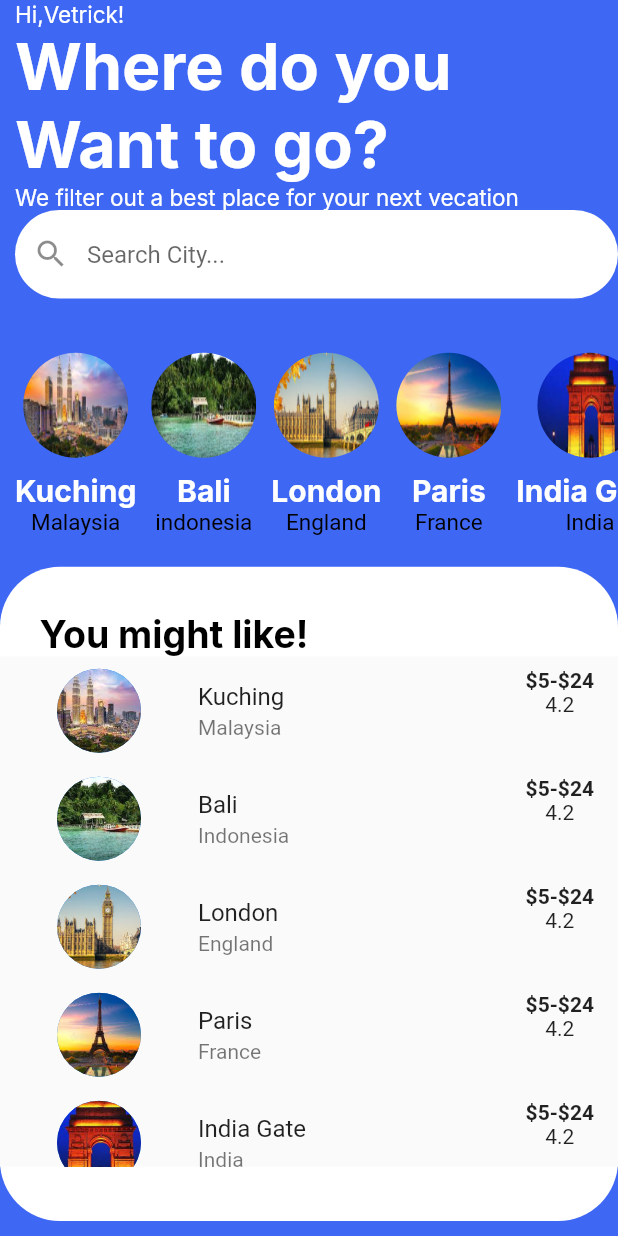
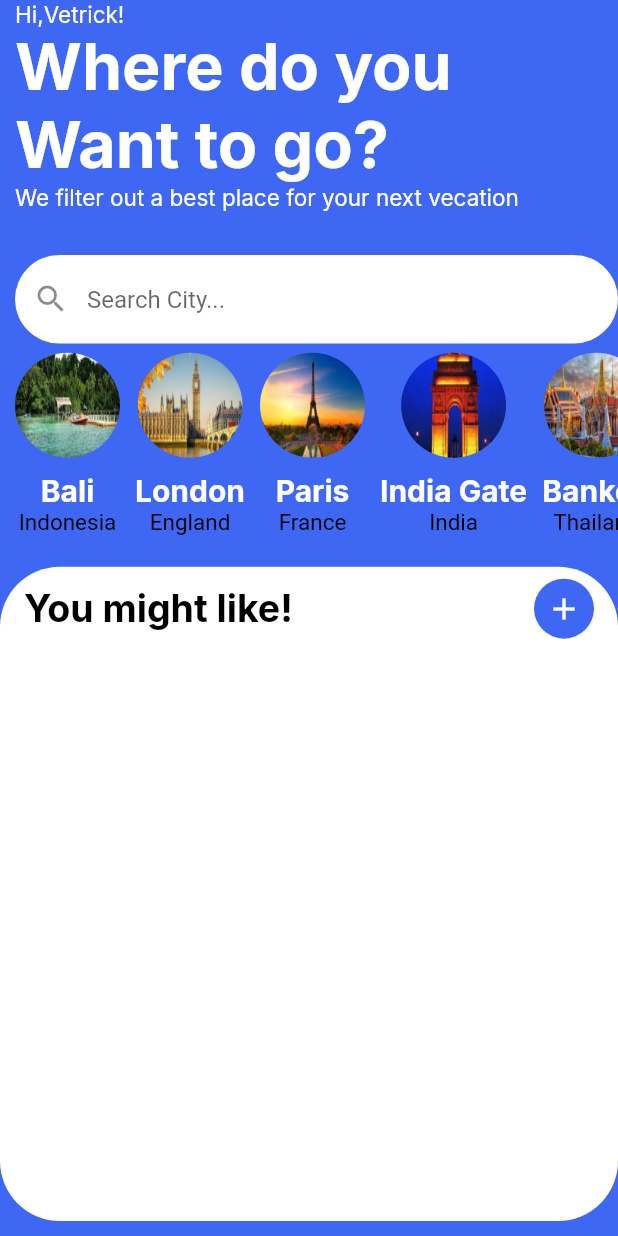
Before and after one commit to 19eumc079/happyholidays, a Flutter app: the screen it shows after launch, on a phone screen of 412 x 824 dp. Run offline on Flutter 3.47's test engine with Material 2 defaults, Android fonts, the phone set to English and light mode, and no system bars; drawn by our look-alikes of firebase_database; our stand-ins replace firebase_core, google_fonts; accounts and stored records are empty.

Commit message:
add happyholidays

```diff
--- a/lib/common_widget/common_container.dart
+++ b/lib/common_widget/common_container.dart
@@ -1,68 +1,146 @@
+// import 'dart:convert';
+// import 'dart:ffi';
+
+// ignore_for_file: prefer_const_constructors
+
+import 'package:firebase_database/firebase_database.dart';
+import 'package:firebase_database/ui/firebase_animated_list.dart';
 import 'package:flutter/material.dart';
+import 'package:flutter/rendering.dart';
 import 'package:happyholidays/models/happy_holiday_model/happy_holiday_model.dart';
+import 'package:happyholidays/pages/happy_holiday_page/happy_holiday_components/more_page.dart';
 import 'package:happyholidays/pages/pages.dart';
+import 'package:happyholidays/styles/styles.dart';
+import 'package:happyholidays/services/data_base.dart';
+
+// class CommonContainer extends StatelessWidget {
+//   List<TripData> trip = [];
+
+//   @override
+//   Widget build(BuildContext context) {
+//     FirebaseDatabase database = FirebaseDatabase.instance;
+//     DatabaseReference ref = FirebaseDatabase.instance.ref("tripdata");
+//     // DatabaseEvent event = await ;
+//     return FutureBuilder<DatabaseEvent>(
+//       future: ref.once(),
+//       builder: (context, snapshot) {
+//         ;
+//         if (snapshot.hasData) {
+//           DatabaseEvent event = snapshot.data!;
+
+//           List<Object?> data = event.snapshot.value as dynamic;
+//           List data1 = data;
+
+//           data1.forEach((e) {
+//             trip.add(TripData(
+//                 id: e['id'].toString(),
+//                 place: e['place'],
+//                 country: e['country']));
+//           });
+
+//           return ListView.builder(
+//               shrinkWrap: true,
+//               itemCount: trip.length,
+//               itemBuilder: (BuildContext context, int index) {
+//                 return ListTile(
+//                     leading: CircleAvatar(
+//                       backgroundImage: AssetImage("assets/p1.jpg"),
+//                       radius: 50,
+//                     ),
+//                     trailing: Container(
+//                       child: Column(
+//                         children: [
+//                           Text(
+//                             "\$5-\$24",
+//                             style: TextStyle(fontWeight: FontWeight.bold),
+//                           ),
+//                           Text("4.2")
+//                         ],
+//                       ),
+//                     ),
+//                     subtitle: Text(trip[index].country),
+//                     onTap: () {
+//                       Navigator.push(
+//                           context,
+//                           MaterialPageRoute(
+//                               builder: (BuildContext context) =>
+//                                   DetailsPage()));
+//                     },
+//                     title: Text(trip[index].place));
+//               });
+//         } else if (snapshot.hasError) {
+//           return Text(snapshot.error.toString());
+//         }
+//         // By default show a loading spinner.
+//         return const CircularProgressIndicator();
+//       },
+//     );
+//   }
 
 class CommonContainer extends StatelessWidget {
-  List<TripData> data = [
-    TripData(
-        id: "1",
-        place: "Kuching",
-        country: "Malaysia",
-        image1: "assets/p1.jpg"),
-    TripData(
-        id: "2", place: "Bali", country: "Indonesia", image1: "assets/p2.jpg"),
-    TripData(
-        id: "3", place: "London", country: "England", image1: "assets/p3.jpg"),
-    TripData(
-        id: "4", place: "Paris", country: "France", image1: "assets/p4.jpg"),
-    TripData(
-        id: "1",
-        place: "India Gate",
-        country: "India",
-        image1: "assets/p6.jpg"),
-    TripData(
-        id: "1", place: "Bankok", country: "Thailand", image1: "assets/p5.jpg"),
-    TripData(
-        id: "1", place: "Bali", country: "Indonesia", image1: "assets/p2.jpg"),
-    TripData(
-        id: "1",
-        place: "Kuching",
-        country: "Malaysia",
-        image1: "assets/p1.jpg"),
-  ];
+  Query ref = FirebaseDatabase.instance.ref().child("tripdata");
+  DatabaseReference reference =
+      FirebaseDatabase.instance.ref().child("tripdata");
 
   @override
   Widget build(BuildContext context) {
-    return Scaffold(
-      body: ListView.builder(
-          shrinkWrap: true,
-          itemCount: data.length,
-          itemBuilder: (BuildContext context, int index) {
+    return FirebaseAnimatedList(
+      query: ref,
+      itemBuilder: (BuildContext context, DataSnapshot snapshot,
+          Animation<double> animation, int index) {
+        Map tripdata = snapshot.value as Map;
+        tripdata["key"] = snapshot.key;
         return ListTile(
             leading: CircleAvatar(
-                  backgroundImage: AssetImage(data[index].image1),
-                  radius: 50,
+              backgroundImage: AssetImage("assets/p2.jpg"),
+              radius: 40,
             ),
-                trailing: Container(
-                  child: Column(
+            trailing: Wrap(
+              children: [
+                Column(
+                  mainAxisAlignment: MainAxisAlignment.spaceBetween,
                   children: [
                     Text(
-                        "\$5-\$24",
+                      tripdata['from_price'],
                       style: TextStyle(fontWeight: FontWeight.bold),
                     ),
-                      Text("4.2")
+                    Text(tripdata['rating']),
                   ],
                 ),
+                PopupMenuButton(
+                  itemBuilder: (BuildContext context) => [
+                    PopupMenuItem(
+                        onTap: () {
+                          reference.child(tripdata['key']).remove();
+                        },
+                        child: Icon(Icons.delete)),
+                    PopupMenuItem(
+                      child: Icon(Icons.update_rounded),
+                      onTap: () {
+                        Future.delayed(
+                            Duration(seconds: 1),
+                            (() => [
+                                  Navigator.push(
+                                      context,
+                                      MaterialPageRoute(
+                                          builder: (BuildContext context) =>
+                                              UpdatePage()))
+                                ]));
+                      },
                     ),
-                subtitle: Text(data[index].country),
+                  ],
+                )
+              ],
+            ),
+            subtitle: Text(tripdata['country']),
             onTap: () {
               Navigator.push(
                   context,
                   MaterialPageRoute(
                       builder: (BuildContext context) => DetailsPage()));
             },
-                title: Text(data[index].place));
-          }),
+            title: Text(tripdata['place']));
+      },
     );
   }
 }
--- a/lib/common_widget/common_row.dart
+++ b/lib/common_widget/common_row.dart
@@ -1,14 +1,19 @@
 import 'package:flutter/material.dart';
+import 'package:happyholidays/models/happy_holiday_model/happy_holiday_model.dart';
 import '../../styles/styles.dart';
 
 class CommonRow extends StatelessWidget {
-  const CommonRow(
-      {required this.text, required this.text1, required this.image1});
+  CommonRow({required this.name});
+
+  final List<CommonRowModel> name;
+
   @override
-  final String text;
-  final String text1;
-  final String image1;
   Widget build(BuildContext context) {
+    return ListView.builder(
+        shrinkWrap: true,
+        scrollDirection: Axis.horizontal,
+        itemCount: name.length,
+        itemBuilder: (BuildContext ctxt, int index) {
           return Container(
             margin: EdgeInsets.only(left: 10),
             child: Column(
@@ -18,21 +23,22 @@ class CommonRow extends StatelessWidget {
                   width: 70,
                   decoration: BoxDecoration(
                     shape: BoxShape.circle,
-              image:
-                  DecorationImage(image: AssetImage(image1), fit: BoxFit.fill),
+                    image: DecorationImage(
+                        image: AssetImage(name[index].image1),
+                        fit: BoxFit.fill),
                   ),
                 ),
                 Padding(
                   padding: EdgeInsets.only(top: 4),
                   child: Text(
-              (text),
+                    (name[index].place),
                     style: HeaderFonts.primaryText,
                   ),
                 ),
                 Padding(
                   padding: EdgeInsets.all(0),
                   child: Text(
-              (text1),
+                    (name[index].country1),
                     style: TextStyle(
                       fontSize: 15,
                       color: TextColor.primaryColor,
@@ -42,5 +48,6 @@ class CommonRow extends StatelessWidget {
               ],
             ),
           );
+        });
   }
 }
--- /dev/null
+++ b/lib/models/happy_holiday_model/common_row_model.dart
@@ -0,0 +1,14 @@
+import 'dart:ui';
+
+class CommonRowModel {
+  String id;
+  String image1;
+  String place;
+  String country1;
+  CommonRowModel({
+    required this.id,
+    required this.image1,
+    required this.place,
+    required this.country1,
+  });
+}
--- a/lib/models/happy_holiday_model/happy_holiday_model.dart
+++ b/lib/models/happy_holiday_model/happy_holiday_model.dart
@@ -1 +1,2 @@
 export 'trip_data.dart';
+export 'common_row_model.dart';
--- /dev/null
+++ b/lib/models/models.dart
@@ -0,0 +1 @@
+export 'happy_holiday_model/happy_holiday_model.dart';
--- a/lib/pages/happy_holiday_page/happy_holiday_components/happy_holiday_components.dart
+++ b/lib/pages/happy_holiday_page/happy_holiday_components/happy_holiday_components.dart
@@ -0,0 +1 @@
+export 'happy_holiday_add.dart';
--- a/lib/pages/happy_holiday_page/happy_holiday_page.dart
+++ b/lib/pages/happy_holiday_page/happy_holiday_page.dart
@@ -1,14 +1,44 @@
+import 'dart:math';
+
 import 'package:flutter/material.dart';
-import 'package:happyholidays/pages/pages.dart';
+import 'package:happyholidays/pages/happy_holiday_page/happy_holiday_components/happy_holiday_components.dart';
 import 'package:happyholidays/styles/styles.dart';
 import '../../common_widget/common_widget.dart';
+import '../../models/models.dart';
 
 class HappyHoliday extends StatelessWidget {
-  const HappyHoliday({super.key});
+  HappyHoliday({super.key});
 
+  List<CommonRowModel> name1 = [
+    CommonRowModel(
+        id: "2", place: "Bali", country1: "Indonesia", image1: "assets/p2.jpg"),
+    CommonRowModel(
+        id: "3", place: "London", country1: "England", image1: "assets/p3.jpg"),
+    CommonRowModel(
+        id: "4", place: "Paris", country1: "France", image1: "assets/p4.jpg"),
+    CommonRowModel(
+        id: "1",
+        place: "India Gate",
+        country1: "India",
+        image1: "assets/p6.jpg"),
+    CommonRowModel(
+        id: "1",
+        place: "Bankok",
+        country1: "Thailand",
+        image1: "assets/p5.jpg"),
+    CommonRowModel(
+        id: "1", place: "Bali", country1: "Indonesia", image1: "assets/p2.jpg"),
+    CommonRowModel(
+        id: "1",
+        place: "Kuching",
+        country1: "Malaysia",
+        image1: "assets/p1.jpg"),
+  ];
   @override
   Widget build(BuildContext context) {
-    return Scaffold(
+    return GestureDetector(
+      onTap: () => FocusManager.instance.primaryFocus?.unfocus(),
+      child: Scaffold(
         resizeToAvoidBottomInset: false,
         backgroundColor: AppColor.teritaryColor,
         body: SafeArea(
@@ -34,6 +64,9 @@ class HappyHoliday extends StatelessWidget {
                     style: WelcomeFonts.primaryText,
                   ),
                   SizedBox(
+                    height: 30,
+                  ),
+                  SizedBox(
                     width: MediaQuery.of(context).size.width,
                     child: TextField(
                       decoration: InputDecoration(
@@ -50,87 +83,47 @@ class HappyHoliday extends StatelessWidget {
                 ],
               ),
             ),
-          SizedBox(
-            height: 30,
-          ),
             Expanded(
-            child: ListView(
-              scrollDirection: Axis.horizontal,
-              children: <Widget>[
-                ///1st
-                CommonRow(
-                    image1: "assets/p1.jpg",
-                    text: 'Kuching',
-                    text1: 'Malaysia'),
-                CommonRow(
-                    image1: "assets/p2.jpg", text: 'Bali', text1: 'indonesia'),
-                CommonRow(
-                    image1: "assets/p3.jpg", text: 'London', text1: 'England'),
-
-                CommonRow(
-                    image1: "assets/p4.jpg", text: 'Paris', text1: 'France'),
-                CommonRow(
-                    image1: "assets/p6.jpg",
-                    text: 'India Gate',
-                    text1: 'India'),
-                CommonRow(
-                    image1: "assets/p5.jpg", text: 'Bankok', text1: 'Thailand'),
-
-                /////end
-              ],
+              child: CommonRow(
+                name: name1,
               ),
             ),
             Expanded(
               flex: 3,
               child: Container(
                 width: MediaQuery.of(context).size.width,
-              height: 402,
                 margin: EdgeInsets.only(bottom: 10),
                 decoration: BoxDecoration(
                     color: AppColor.secondaryColor,
                     borderRadius: BoxBorders.secondaryBoxBorders),
                 child: Column(
                   children: [
-                  Container(
-                    padding: EdgeInsets.only(right: 180, top: 30),
-                    child: Text(
+                    ListTile(
+                      leading: Text(
                         "You might like!",
                         style: TextFonts.primaryText,
                       ),
+                      trailing: CircleAvatar(
+                          backgroundColor: AppColor.teritaryColor,
+                          radius: 20,
+                          child: IconButton(
+                            icon: Icon(
+                              Icons.add,
+                              color: AppColor.secondaryColor,
+                            ),
+                            onPressed: () {
+                              Navigator.push(
+                                  context,
+                                  MaterialPageRoute(
+                                      builder: (BuildContext context) =>
+                                          HappyHolidayAdd()));
+                            },
+                          )),
                     ),
 
                     ///////List View
-                  Container(
-                    height: 340,
-                    //   child: ListView(
-                    //     children: [
-                    //       CommonContainer(
-                    //           image: "assets/p1.jpg",
-                    //           text: 'Kuching',
-                    //           text1: 'Malaysia'),
-                    //       CommonContainer(
-                    //           image: "assets/p2.jpg",
-                    //           text: 'Bali',
-                    //           text1: 'indonesia'),
-                    //       CommonContainer(
-                    //           image: "assets/p3.jpg",
-                    //           text: 'London',
-                    //           text1: 'England'),
-                    //       CommonContainer(
-                    //           image: "assets/p4.jpg",
-                    //           text: 'Paris',
-                    //           text1: 'France'),
-                    //       CommonContainer(
-                    //           image: "assets/p6.jpg",
-                    //           text: 'India Gate',
-                    //           text1: 'India'),
-                    //       CommonContainer(
-                    //           image: "assets/p5.jpg",
-                    //           text: 'Bankok',
-                    //           text1: 'Thailand'),
-                    //     ],
-                    //   ),
-                    //
+                    Expanded(
+                      flex: 2,
                       child: CommonContainer(),
                     ),
                   ],
@@ -139,6 +132,7 @@ class HappyHoliday extends StatelessWidget {
             ),
           ],
         )),
+      ),
     );
   }
 }
--- a/lib/pages/pages.dart
+++ b/lib/pages/pages.dart
@@ -1,2 +1,4 @@
 export 'happy_holiday_page/happy_holiday_page.dart';
 export 'details_page/details_page.dart';
+export 'happy_holiday_page/happy_holiday_components/happy_holiday_components.dart';
+export 'details_page/details_page_components/details_page_components.dart';
--- a/pubspec.yaml
+++ b/pubspec.yaml
@@ -41,6 +41,9 @@ dependencies:
   cupertino_icons: ^1.0.2
 
   google_fonts: ^3.0.1
+  firebase_core: ^2.4.1
+  firebase_database: ^10.0.9
+  http: ^0.13.5
 
 dev_dependencies:
   flutter_test:
```
Also changed, not shown: lib/main.dart (+8 -1 lines), lib/models/happy_holiday_model/trip_data.dart (+8 -2 lines), lib/pages/details_page/details_page.dart (+27 -26 lines), lib/pages/happy_holiday_page/happy_holiday_components/happy_holiday_add.dart (added, +175 -0 lines), lib/pages/happy_holiday_page/happy_holiday_components/more_page.dart (added, +15 -0 lines), lib/services/data_base.dart (added, +9 -0 lines), lib/pages/happy_holiday_page/happy_holiday_components/horizontal_widgets.dart (deleted), pubspec.lock, 4 other files. Lines whose indentation alone changed are shown as unchanged.
